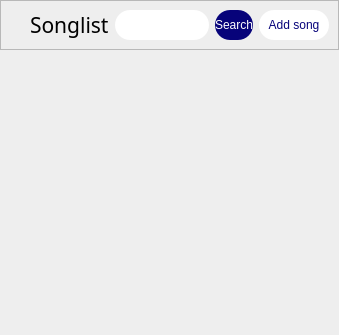
This is UI/uiFiles/Songlistview.ui in Hperigee/vocalMaximum as Qt 5 draws it before an edit. The edited form follows.
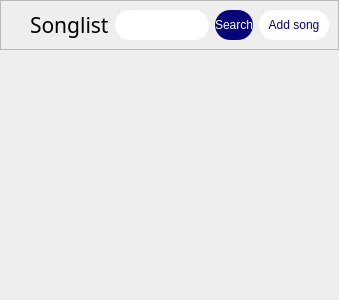
This is the edited form.

```diff
--- a/UI/uiFiles/Songlistview.ui
+++ b/UI/uiFiles/Songlistview.ui
@@ -7,7 +7,7 @@
     <x>0</x>
     <y>0</y>
     <width>339</width>
-    <height>335</height>
+    <height>300</height>
    </rect>
   </property>
   <property name="windowTitle">
@@ -219,7 +219,7 @@
           <x>0</x>
           <y>0</y>
           <width>337</width>
-          <height>282</height>
+          <height>247</height>
          </rect>
         </property>
         <layout class="QVBoxLayout" name="contentsLayout">
```
Left out of the diff: 98 changed lines with no effect on the pictures.
